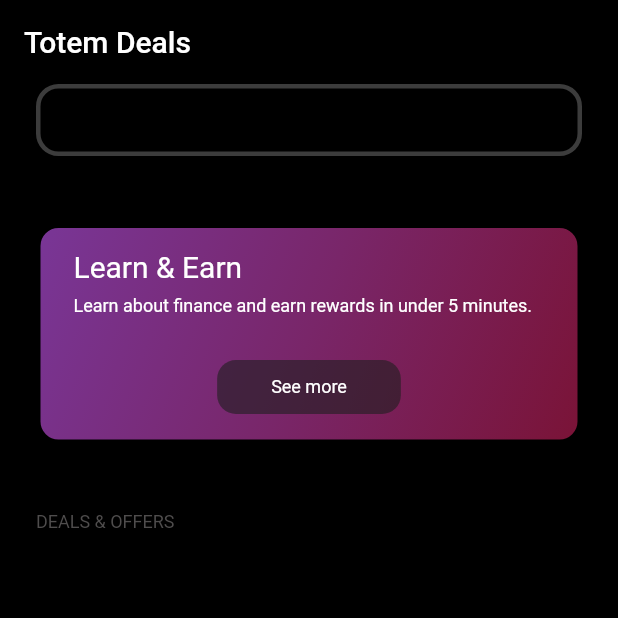
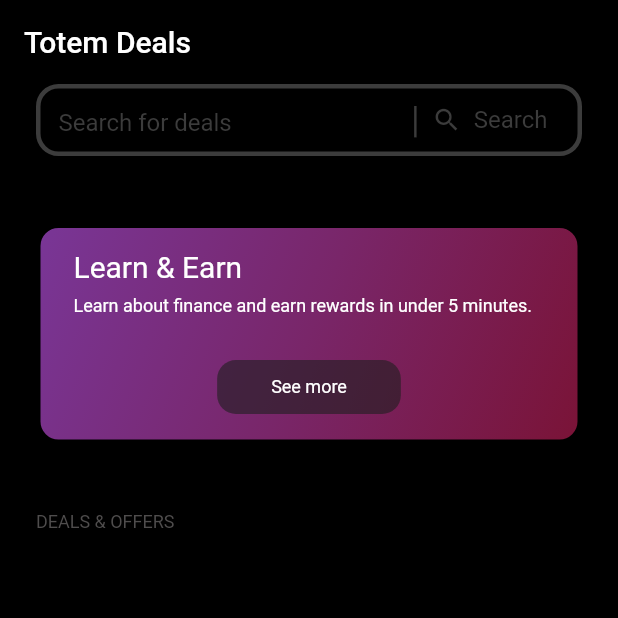
Before and after one commit to mariadoan247/totem_test_features, a Flutter app: the screen it shows after launch, on a phone screen of 412 x 824 dp, the top half of it. Run offline on Flutter 3.47's test engine with Material 2 defaults, Android fonts, the phone set to English and light mode, and no system bars.

Commit message:
added search bar

```diff
--- a/lib/search.dart
+++ b/lib/search.dart
@@ -1,14 +1,26 @@
 import 'package:flutter/material.dart';
 
 class SearchBox extends StatefulWidget {
-  const SearchBox({super.key});
+  const SearchBox({Key? key}) : super(key: key);
 
   @override
-  State<SearchBox> createState() => _SearchBoxState();
+  _SearchBoxState createState() => _SearchBoxState();
 }
 
 class _SearchBoxState extends State<SearchBox> {
   static const _borderColor = Color(0xff3c3c3c);
+  static const _iconColor = Colors.grey;
+  static const _iconSize = 20.0;
+  final _searchController = TextEditingController();
+  final _focusNode = FocusNode();
+
+  @override
+  void dispose() {
+    _searchController.dispose();
+    _focusNode.dispose();
+    super.dispose();
+  }
+
   @override
   Widget build(BuildContext context) {
     return SizedBox(
@@ -19,11 +31,64 @@ class _SearchBoxState extends State<SearchBox> {
             color: _borderColor,
             width: 3,
           ),
-          borderRadius: BorderRadius.all(
+          borderRadius: const BorderRadius.all(
             Radius.circular(15),
           ),
         ),
-        child: const SizedBox(),
+        child: Stack(
+          children: [
+            Row(
+              children: [
+                const Padding(
+                  padding: EdgeInsets.only(left: 12.0),
+                ),
+                Expanded(
+                  child: TextField(
+                    controller: _searchController,
+                    focusNode: _focusNode,
+                    decoration: const InputDecoration(
+                      hintText: 'Search for deals',
+                      hintStyle: TextStyle(color: _borderColor),
+                      border: InputBorder.none,
+                    ),
+                    onTap: () {
+                      setState(() {
+                        _focusNode.requestFocus();
+                      });
+                    },
+                    style: TextStyle(
+                      color: Colors.white,
+                    ),
+                  ),
+                ),
+                Padding(
+                  padding: const EdgeInsets.only(right: 8.0),
+                  child: Row(
+                    mainAxisSize: MainAxisSize.min,
+                    children: const [
+                      Text(
+                        '|',
+                        style: TextStyle(fontSize: 24, color: _borderColor),
+                      ),
+                      SizedBox(width: 8.0),
+                      Icon(
+                        Icons.search,
+                        size: _iconSize,
+                        color: _borderColor,
+                      ),
+                      SizedBox(width: 8.0),
+                      Text(
+                        'Search',
+                        style: TextStyle(fontSize: 16, color: _borderColor),
+                      ),
+                      SizedBox(width: 12.0),
+                    ],
+                  ),
+                ),
+              ],
+            ),
+          ],
+        ),
       ),
     );
   }
```
